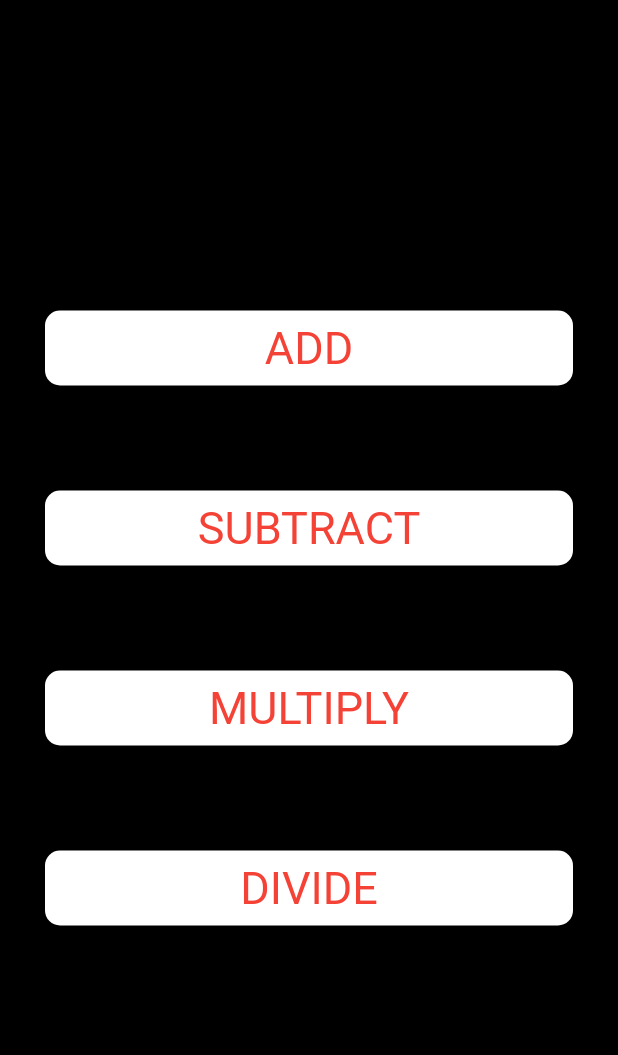
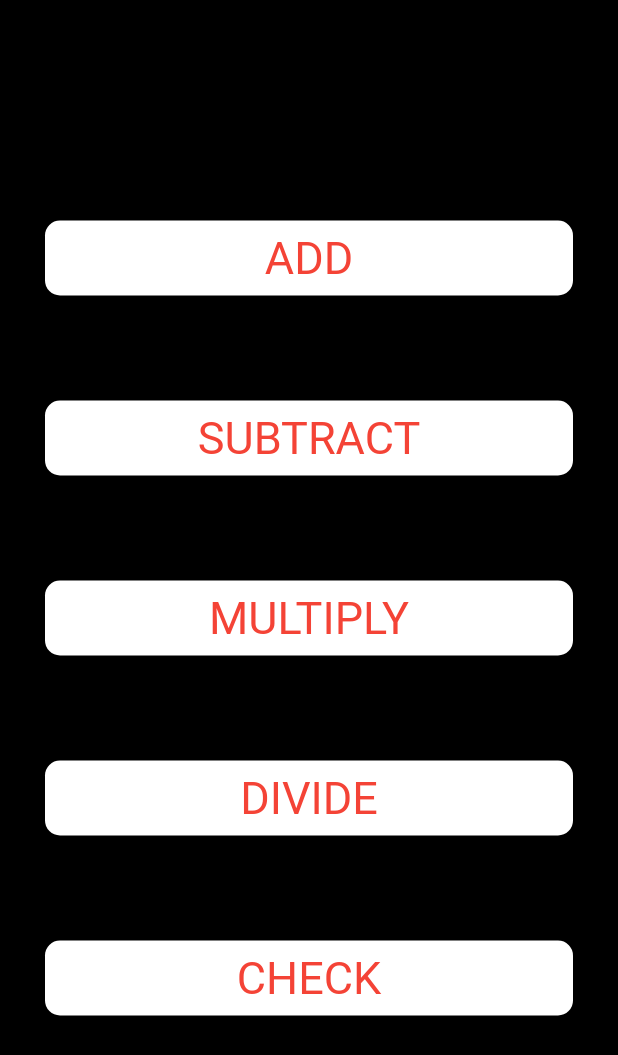
Before and after one commit to akbersalim/flutter-calculator, a Flutter app: the screen it shows after launch, on a phone screen of 412 x 824 dp. Shown: the top 1055 px of the screen. Run offline on Flutter 3.47's test engine with Material 2 defaults, Android fonts, the phone set to English and light mode, and no system bars.

Commit message:
Check Odd or Even Feature Added

```diff
--- a/lib/main.dart
+++ b/lib/main.dart
@@ -1,5 +1,6 @@
 import 'package:flutter/material.dart';
 import 'package:fluttercalc/views/add.dart';
+import 'package:fluttercalc/views/oddeven.dart';
 
 void main() => runApp(MyApp());
 
@@ -121,7 +122,32 @@ class MyBody extends StatelessWidget {
               ),
               height: 50.0,
             ),
-          )
+          ),
+          SizedBox(height:10.0),
+          InkWell(
+            onTap: () {
+              x = 4;
+              print("Divide");
+              Navigator.push(
+                context,
+                MaterialPageRoute(builder: (context) => OddEven()),
+              );
+            },
+            child: Container(
+              child: Center(
+                  child: Text(
+                    "CHECK",
+                    style: TextStyle(fontSize: 30.0, color: Colors.red),
+                  )),
+              margin: EdgeInsets.all(30.0),
+              decoration: BoxDecoration(
+                  color: Colors.white,
+                  borderRadius: BorderRadius.circular(10.0)
+              ),
+              height: 50.0,
+            ),
+          ),
+
         ],
       ),
     );
```
Also changed, not shown: lib/views/oddeven.dart (added, +69 -0 lines).
